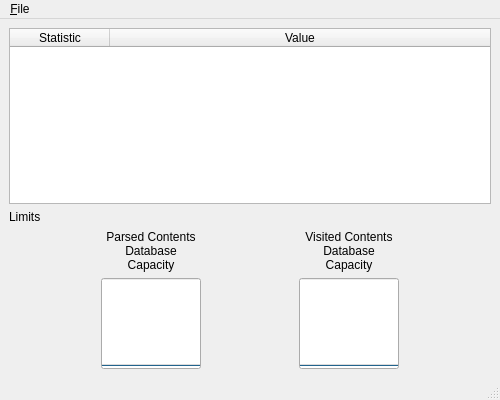
First picture: the form in UI/pandemonium_statistics.ui, repository nurfalie/pandamonium, before the edit.
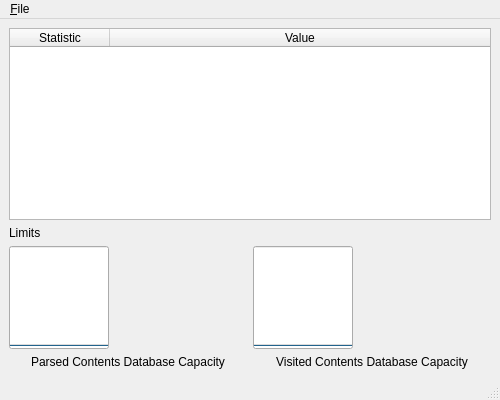
Second picture: the form after the edit.

Commit message: Per request, moved label widgets.

```diff
--- a/UI/pandemonium_statistics.ui
+++ b/UI/pandemonium_statistics.ui
@@ -58,19 +58,6 @@
      <layout class="QHBoxLayout" name="horizontalLayout">
       <item>
        <layout class="QVBoxLayout" name="verticalLayout">
-        <item>
-         <widget class="QLabel" name="label_9">
-          <property name="text">
-           <string>Parsed Contents Database Capacity</string>
-          </property>
-          <property name="alignment">
-           <set>Qt::AlignCenter</set>
-          </property>
-          <property name="wordWrap">
-           <bool>true</bool>
-          </property>
-         </widget>
-        </item>
         <item>
          <widget class="QProgressBar" name="parsed_urls_capacity">
           <property name="minimumSize">
@@ -93,10 +80,42 @@
           </property>
          </widget>
         </item>
+        <item>
+         <widget class="QLabel" name="label_9">
+          <property name="text">
+           <string>Parsed Contents Database Capacity</string>
+          </property>
+          <property name="alignment">
+           <set>Qt::AlignCenter</set>
+          </property>
+          <property name="wordWrap">
+           <bool>true</bool>
+          </property>
+         </widget>
+        </item>
        </layout>
       </item>
       <item>
        <layout class="QVBoxLayout" name="verticalLayout_2">
+        <item>
+         <widget class="QProgressBar" name="visited_urls_capacity">
+          <property name="minimumSize">
+           <size>
+            <width>100</width>
+            <height>0</height>
+           </size>
+          </property>
+          <property name="value">
+           <number>0</number>
+          </property>
+          <property name="textVisible">
+           <bool>false</bool>
+          </property>
+          <property name="orientation">
+           <enum>Qt::Vertical</enum>
+          </property>
+         </widget>
+        </item>
         <item>
          <widget class="QLabel" name="label_10">
           <property name="text">
@@ -110,25 +129,6 @@
           </property>
          </widget>
         </item>
-        <item>
-         <widget class="QProgressBar" name="visited_urls_capacity">
-          <property name="minimumSize">
-           <size>
-            <width>100</width>
-            <height>0</height>
-           </size>
-          </property>
-          <property name="value">
-           <number>0</number>
-          </property>
-          <property name="textVisible">
-           <bool>false</bool>
-          </property>
-          <property name="orientation">
-           <enum>Qt::Vertical</enum>
-          </property>
-         </widget>
-        </item>
        </layout>
       </item>
      </layout>
```
